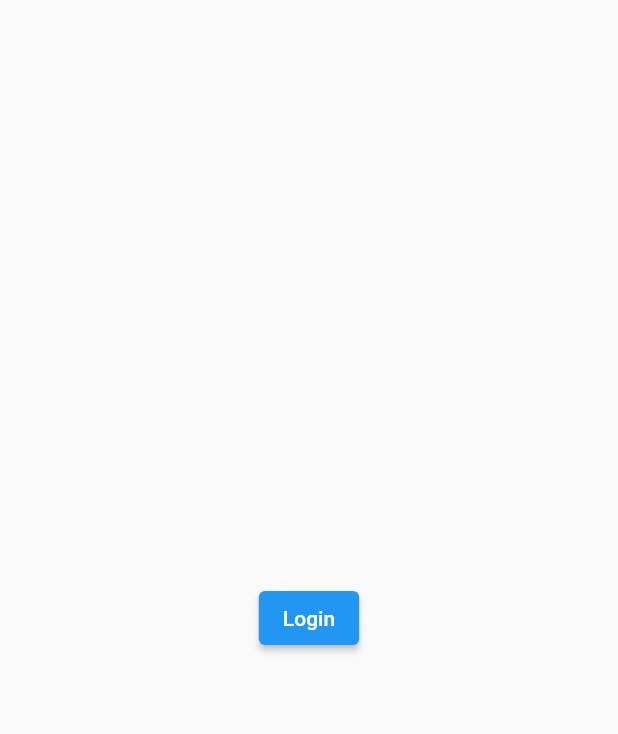
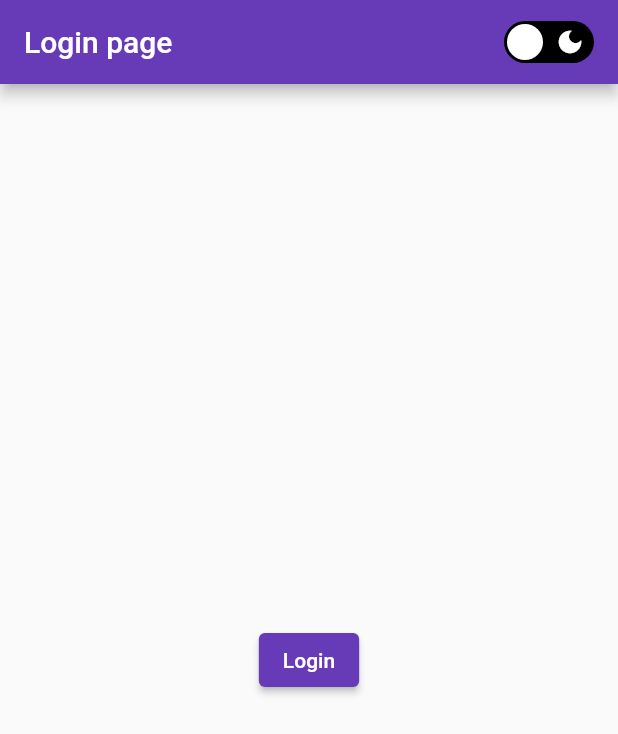
Before and after one commit to nadeeshapathiraja/bloc_design, a Flutter app: the screen it shows after launch, on a phone screen of 412 x 824 dp. Shown: the top 734 px of the screen. Run offline on Flutter 3.47's test engine with Material 2 defaults, Android fonts, the phone set to English and light mode, and no system bars; drawn by our look-alikes of flutter_advanced_switch; our stand-ins replace bloc, equatable, flutter_bloc, flutter_secure_storage, flutter_spinkit, get and 1 more.

Commit message:
Add project

```diff
--- a/lib/main.dart
+++ b/lib/main.dart
@@ -1,9 +1,20 @@
+import 'package:bloc_patterns/theme/theme.dart';
 import 'package:bloc_patterns/views/login_page.dart';
 import 'package:flutter/material.dart';
 import 'package:get/get.dart';
+import 'package:provider/provider.dart';
+
+import 'providers/theme_provider.dart';
 
 void main() {
-  runApp(const MyApp());
+  runApp(
+    MultiProvider(
+      providers: [
+        ChangeNotifierProvider(create: (context) => ThemeProvider()),
+      ],
+      child: const MyApp(),
+    ),
+  );
 }
 
 class MyApp extends StatelessWidget {
@@ -13,13 +24,24 @@ class MyApp extends StatelessWidget {
   @override
   Widget build(BuildContext context) {
     return GetMaterialApp(
-      home: MaterialApp(
-        title: 'Flutter Demo',
-        debugShowCheckedModeBanner: false,
-        theme: ThemeData(
-          primarySwatch: Colors.blue,
-        ),
-        home: const LoginPage(),
+      home: Consumer<ThemeProvider>(
+        builder: (context, value, child) {
+          return MaterialApp(
+            title: 'Flutter Demo',
+            debugShowCheckedModeBanner: false,
+            theme:
+                Provider.of<ThemeProvider>(context, listen: false).getThemeMode,
+            // theme: ThemeData(
+            //   colorScheme: ColorScheme.fromSeed(
+            //     seedColor: Colors.deepPurple,
+            //     background: Colors.deepPurple,
+            //   ),
+            //   useMaterial3: true,
+            // ),
+            darkTheme: darkMode,
+            home: const LoginPage(),
+          );
+        },
       ),
     );
   }
--- a/lib/services/http_services.dart
+++ b/lib/services/http_services.dart
@@ -27,7 +27,7 @@ Future<Response> getRequest(String url, {String? token}) async {
     headers['Authorization'] = 'Bearer $token';
   }
 
-  return await post(
+  return await get(
     Uri.parse(url),
     headers: headers,
   );
--- /dev/null
+++ b/lib/theme/theme.dart
@@ -0,0 +1,19 @@
+import 'package:flutter/material.dart';
+
+ThemeData lightMode = ThemeData(
+  brightness: Brightness.light,
+  colorScheme: ColorScheme.light(
+    background: Colors.white10.withOpacity(0.9),
+    primary: Colors.deepPurple,
+    secondary: Colors.deepPurple.shade300,
+  ),
+);
+
+ThemeData darkMode = ThemeData(
+  brightness: Brightness.dark,
+  colorScheme: ColorScheme.dark(
+    background: Colors.white10,
+    primary: Colors.grey,
+    secondary: Colors.grey.shade300,
+  ),
+);
--- a/lib/views/login_page.dart
+++ b/lib/views/login_page.dart
@@ -1,11 +1,13 @@
 import 'package:bloc_patterns/bloc/login/login_bloc.dart';
 import 'package:bloc_patterns/components/show_dialog.dart';
-import 'package:bloc_patterns/controller/user_controller.dart';
-import 'package:bloc_patterns/model/user_model.dart';
 import 'package:flutter/material.dart';
+import 'package:flutter_advanced_switch/flutter_advanced_switch.dart';
 import 'package:flutter_bloc/flutter_bloc.dart';
 import 'package:get/get.dart';
+import 'package:logger/logger.dart';
+import 'package:provider/provider.dart';
 
+import '../providers/theme_provider.dart';
 import 'home_page.dart';
 
 class LoginPage extends StatefulWidget {
@@ -20,8 +22,41 @@ class _LoginPageState extends State<LoginPage> {
 
   @override
   Widget build(BuildContext context) {
+    final controller15 = ValueNotifier<bool>(false);
     final size = MediaQuery.of(context).size;
     return Scaffold(
+      appBar: AppBar(
+        backgroundColor: Colors.deepPurple,
+        centerTitle: true,
+        title: Row(
+          mainAxisAlignment: MainAxisAlignment.spaceBetween,
+          children: [
+            const Text(
+              "Login page",
+            ),
+            AdvancedSwitch(
+              width: 60,
+              height: 28,
+              activeChild: const Icon(
+                Icons.light_mode,
+                color: Colors.black,
+              ),
+              inactiveChild: const Icon(
+                Icons.dark_mode,
+                color: Colors.white,
+              ),
+              activeColor: Colors.white,
+              inactiveColor: Colors.black,
+              onChanged: (val) {
+                Logger().w(val);
+
+                Provider.of<ThemeProvider>(context, listen: false).toggleTap();
+              },
+              controller: controller15,
+            ),
+          ],
+        ),
+      ),
       body: BlocListener<LoginBloc, LoginState>(
         bloc: userBloc,
         listener: (context, state) {
@@ -54,7 +89,7 @@ class _LoginPageState extends State<LoginPage> {
                 // UserModel userModel =
                 //     await UserController.userlogin("emilys", "emilyspass");
               },
-              child: Text("Login"),
+              child: const Text("Login"),
             ),
             Container(),
           ],
```
Also changed, not shown: lib/bloc/get_user_data_bloc.dart (+7 -10 lines), lib/bloc/login/login_bloc.dart (+14 -16 lines), lib/controller/user_controller.dart (+8 -5 lines), lib/providers/theme_provider.dart (added, +26 -0 lines), lib/views/home_page.dart (+109 -5 lines), pubspec.yaml (+4 -4 lines), pubspec.lock.
